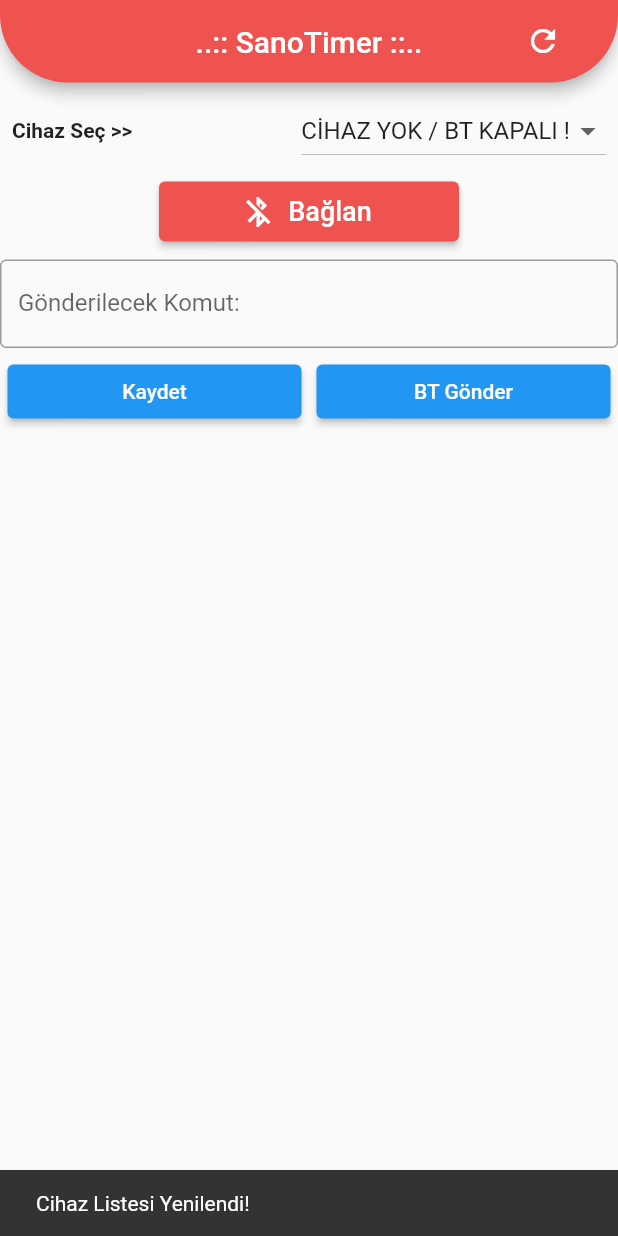
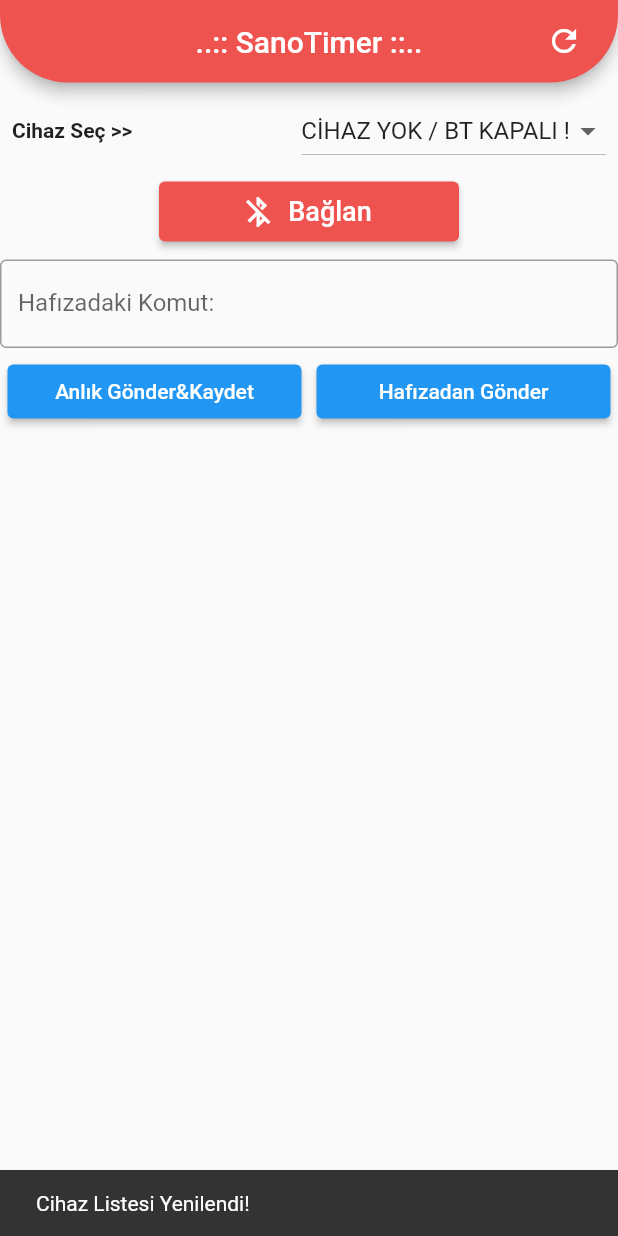
Before and after one commit to alperennbulutt/sanotimer_2, a Flutter app: the screen it shows after launch, after a tap on the "refresh" icon, on a phone screen of 412 x 824 dp. Run offline on Flutter 3.47's test engine with Material 2 defaults, Android fonts, the phone set to English and light mode, and no system bars; our stand-ins replace flutter_bluetooth_serial, shared_preferences.

Commit message:
flatbutton>textbutton, Anlık $data

```diff
--- a/lib/bt_connection.dart
+++ b/lib/bt_connection.dart
@@ -28,7 +28,7 @@ class Bluetooth {
 
     bool btConnection = connectionMethod();
     if (btConnection == true) {
-      print("veriniz yollandı,yollanan veri :  " + data);
+      // print("veriniz yollandı,yollanan veri :  " + data);
       localStorage.saveData(data);
     } else
       print("veriniz yollanamadı");
--- a/lib/local_storage.dart
+++ b/lib/local_storage.dart
@@ -14,7 +14,7 @@ class LocalStorage {
     var message = pref.setString(gelenMesaj, mesaj);
     // var deger = pref.setInt('degerim', gelenDeger);
 
-    print("Save edilen mesaj  : " + mesaj);
+    print("Save edilen mesaj : $mesaj");
     return message;
   }
 
--- a/lib/main.dart
+++ b/lib/main.dart
@@ -1,7 +1,7 @@
 import 'package:flutter/material.dart';
 import 'package:flutter/services.dart';
 import 'package:flutter/cupertino.dart';
-
+import 'dart:async';
 import 'package:sanotimer2_5/bt_connection.dart';
 import 'package:flutter_bluetooth_serial/flutter_bluetooth_serial.dart';
 import 'package:sanotimer2_5/local_storage.dart';
@@ -25,7 +25,14 @@ class MyApp extends StatefulWidget {
 class _MyAppState extends State<MyApp> {
   String data;
   String getMesaj;
-
+  /* final ButtonStyle flatButtonStyle = TextButton.styleFrom(
+    primary: Colors.black87,
+    minimumSize: Size(88, 36),
+    padding: EdgeInsets.symmetric(horizontal: 16.0),
+    shape: const RoundedRectangleBorder(
+      borderRadius: BorderRadius.all(Radius.circular(2.0)),
+    ),
+  );*/
   final GlobalKey<ScaffoldState> _scaffoldKey = new GlobalKey<ScaffoldState>();
 
   Bluetooth bluetooth = new Bluetooth(false, "");
@@ -151,21 +158,25 @@ class _MyAppState extends State<MyApp> {
         centerTitle: true,
         backgroundColor: Colors.red.shade400,
         actions: <Widget>[
-          FlatButton.icon(
+          TextButton.icon(
             icon: Icon(
               Icons.refresh,
               color: Colors.white,
             ),
             label: Text(
               "",
-              style: TextStyle(
-                color: Colors.white,
-              ),
             ),
-            shape: RoundedRectangleBorder(
-              borderRadius: BorderRadius.circular(30),
+            style: ButtonStyle(
+              overlayColor: MaterialStateProperty.resolveWith<Color>(
+                  (Set<MaterialState> states) {
+                if (states.contains(MaterialState.focused)) return Colors.amber;
+                if (states.contains(MaterialState.hovered))
+                  return Colors.red.shade400;
+                if (states.contains(MaterialState.pressed))
+                  return Colors.blue.shade300;
+                return null; // Defer to the widget's default.
+              }),
             ),
-            splashColor: Colors.blue.shade300,
             onPressed: () async {
               await getPairedDevices().then((_) {
                 show('Cihaz Listesi Yenilendi!');
@@ -181,8 +192,8 @@ class _MyAppState extends State<MyApp> {
             Visibility(
               visible: _bluetoothState == BluetoothState.STATE_TURNING_ON,
               child: LinearProgressIndicator(
-                backgroundColor: Colors.deepPurpleAccent.shade100,
-                valueColor: AlwaysStoppedAnimation<Color>(Colors.greenAccent),
+                backgroundColor: Colors.blue.shade300,
+                valueColor: AlwaysStoppedAnimation<Color>(Colors.blue.shade700),
               ),
             ),
             Padding(
@@ -247,7 +258,7 @@ class _MyAppState extends State<MyApp> {
                 controller: textController,
                 decoration: InputDecoration(
                   border: OutlineInputBorder(),
-                  labelText: 'Gönderilecek Komut: $getMesaj',
+                  labelText: 'Hafızadaki Komut: $getMesaj',
                 ),
               ),
             ),
@@ -259,12 +270,20 @@ class _MyAppState extends State<MyApp> {
                     padding: const EdgeInsets.all(5.0),
                     child: ElevatedButton(
                         onPressed: () {
-                          data = textController.text;
-                          sendData(data);
-                          show(
-                              "Veriniz kaydedildi : $getMesaj, uygulama yeniden açıldığında gönderilecek !");
+                          if (isConnected == true) {
+                            data = textController.text;
+                            _sendOnMessageToBluetooth("{$data}");
+                            show("Cihaza > {$data} < yollandı!");
+                            print(
+                                "gömülü sisteme mevcut mesaj yollandı:{$data}");
+                          } else {
+                            data = textController.text;
+                            sendData(data);
+                            show(
+                                "Hafızadaki Veriniz : $getMesaj, Kaydedilen veriniz uygulama yeniden açıldığında gönderilecek !");
+                          }
                         },
-                        child: Text("Kaydet")),
+                        child: Text("Anlık Gönder&Kaydet")),
                   ),
                 ),
                 //Bt gönder button
@@ -274,15 +293,16 @@ class _MyAppState extends State<MyApp> {
                     child: ElevatedButton(
                         onPressed: () {
                           if (isConnected == true) {
-                            _sendOnMessageToBluetooth(getMesaj);
-                            show("Cihaza >$getMesaj< yollandı!");
-                            print("gömülü sisteme mevcut mesaj yollandı");
+                            _sendOnMessageToBluetooth("$getMesaj");
+                            show("Cihaza > $getMesaj< yollandı!");
+                            print(
+                                "gömülü sisteme mevcut mesaj yollandı:$getMesaj");
                           } else {
                             //print(getMesaj);
-                            show("BT bağlantısını kontrol ediniz !!!");
+                            show("Bluetooth bağlantısını kontrol ediniz !!!");
                           }
                         },
-                        child: Text("BT Gönder")),
+                        child: Text("Hafızadan Gönder")),
                   ),
                 ),
               ],
@@ -361,11 +381,17 @@ class _MyAppState extends State<MyApp> {
     connection.output.add(data);
 
     await connection.output.allSent;
-    //show('Kanal 1 - AÇIK');
+    //show('$data');
     // setState(() {
     //   _deviceState = 1; // device on
     // });
   }
+
+  /*void dataSend() async {
+    data = textController.text;
+    bluetooth.sendData("{o,$data}");
+    show("veriniz yollandı,yollanan veri : " + '$data');
+  }*/
 
   // Method to show a Snackbar,
   // taking message as the text
--- a/lib/send_data.dart
+++ b/lib/send_data.dart
@@ -2,8 +2,7 @@ import 'package:sanotimer2_5/local_storage.dart';
 
 void sendData(String message) {
   LocalStorage localStorage = new LocalStorage();
-  print("yollanan mesaj : " + message);
-
+  print("Local'e yollanan mesaj : {$message} ");
   localStorage.saveData(message);
 }
 
```
